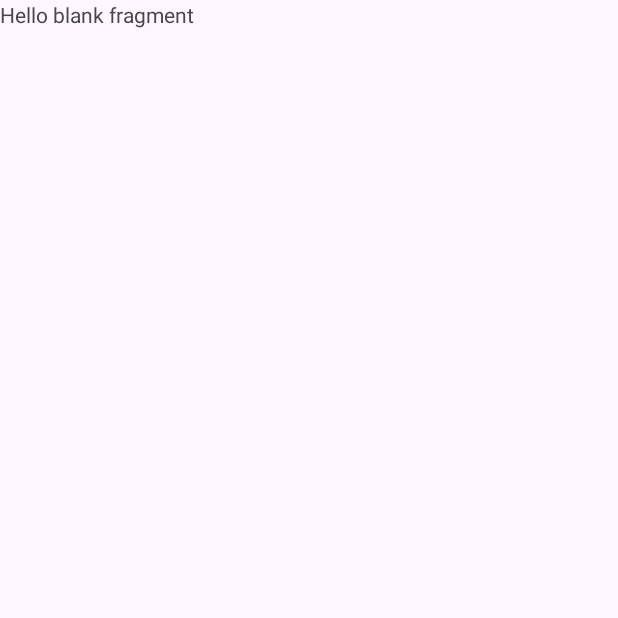
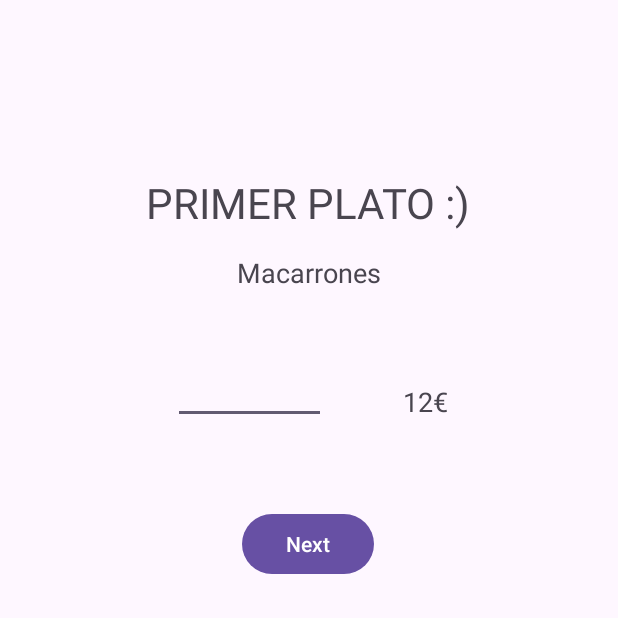
Before and after one commit to ppulidoc/platsVMi_livedata_i_sharedVM, an Android app: the screen it shows after launch (MainActivity), on a phone screen of 412 x 824 dp, the top half of it. Before the commit the part shown is almost empty. Run offline under Robolectric (Android 15) with nearby library versions, the phone set to English and light mode, and no system bars; our stand-ins replace data binding.

Commit message:
Primer fragment vista feta

```diff
--- a/app/build.gradle.kts
+++ b/app/build.gradle.kts
@@ -5,7 +5,7 @@ plugins {
 
 android {
     namespace = "com.example.platsvmi_livedata_i_sharedvm"
-    compileSdk = 34
+    compileSdk = 35
 
     defaultConfig {
         applicationId = "com.example.platsvmi_livedata_i_sharedvm"
--- a/app/src/main/res/layout/fragment_primer_plat.xml
+++ b/app/src/main/res/layout/fragment_primer_plat.xml
@@ -1,16 +1,77 @@
 <?xml version="1.0" encoding="utf-8"?>
-<layout>
-<FrameLayout xmlns:android="http://schemas.android.com/apk/res/android"
-    xmlns:tools="http://schemas.android.com/tools"
-    android:layout_width="match_parent"
-    android:layout_height="match_parent"
-    tools:context=".PrimerPlatFragment">
+<layout xmlns:android="http://schemas.android.com/apk/res/android"
+    xmlns:app="http://schemas.android.com/apk/res-auto"
+    xmlns:tools="http://schemas.android.com/tools">
 
-    <!-- TODO: Update blank fragment layout -->
-    <TextView
+    <androidx.constraintlayout.widget.ConstraintLayout
+        android:id="@+id/viewContainer"
         android:layout_width="match_parent"
         android:layout_height="match_parent"
-        android:text="@string/hello_blank_fragment" />
+        tools:context=".PrimerFragment">
 
-</FrameLayout>
+
+        <TextView
+            android:id="@+id/textView"
+            android:layout_width="298dp"
+            android:layout_height="41dp"
+            android:layout_marginTop="116dp"
+            android:text="PRIMER PLATO :)"
+            android:textAlignment="center"
+            android:textSize="28dp"
+            app:layout_constraintEnd_toEndOf="parent"
+            app:layout_constraintHorizontal_bias="0.495"
+            app:layout_constraintStart_toStartOf="parent"
+            app:layout_constraintTop_toTopOf="parent" />
+
+        <TextView
+            android:id="@+id/textView2"
+            android:layout_width="180dp"
+            android:layout_height="30dp"
+            android:layout_marginTop="12dp"
+            android:text="Macarrones"
+            android:textAlignment="center"
+            android:textSize="18dp"
+            app:layout_constraintEnd_toEndOf="parent"
+            app:layout_constraintHorizontal_bias="0.497"
+            app:layout_constraintStart_toStartOf="parent"
+            app:layout_constraintTop_toBottomOf="@+id/textView" />
+
+        <EditText
+            android:id="@+id/cantidadTextPlato1"
+            android:layout_width="102dp"
+            android:layout_height="43dp"
+            android:layout_marginTop="40dp"
+            android:ems="10"
+            android:inputType="text"
+            android:text=""
+            app:layout_constraintEnd_toEndOf="parent"
+            app:layout_constraintHorizontal_bias="0.372"
+            app:layout_constraintStart_toStartOf="parent"
+            app:layout_constraintTop_toBottomOf="@+id/textView2" />
+
+        <TextView
+            android:id="@+id/textView3"
+            android:layout_width="46dp"
+            android:layout_height="27dp"
+            android:layout_marginTop="56dp"
+            android:text="12€"
+            android:textAlignment="center"
+            android:textSize="18dp"
+            app:layout_constraintEnd_toEndOf="parent"
+            app:layout_constraintHorizontal_bias="0.712"
+            app:layout_constraintStart_toStartOf="parent"
+            app:layout_constraintTop_toBottomOf="@+id/textView2" />
+
+        <Button
+            android:id="@+id/button"
+            android:layout_width="wrap_content"
+            android:layout_height="wrap_content"
+            android:layout_marginTop="56dp"
+            android:text="Next"
+            app:layout_constraintEnd_toEndOf="parent"
+            app:layout_constraintHorizontal_bias="0.498"
+            app:layout_constraintStart_toStartOf="parent"
+            app:layout_constraintTop_toBottomOf="@+id/cantidadTextPlato1" />
+
+    </androidx.constraintlayout.widget.ConstraintLayout>
 </layout>
--- a/app/src/main/res/layout/fragment_total.xml
+++ b/app/src/main/res/layout/fragment_total.xml
@@ -1,16 +1,15 @@
 <?xml version="1.0" encoding="utf-8"?>
-<layout>
-<FrameLayout xmlns:android="http://schemas.android.com/apk/res/android"
-    xmlns:tools="http://schemas.android.com/tools"
-    android:layout_width="match_parent"
-    android:layout_height="match_parent"
-    tools:context=".TotalFragment">
+<layout xmlns:android="http://schemas.android.com/apk/res/android"
+    xmlns:app="http://schemas.android.com/apk/res-auto"
+    xmlns:tools="http://schemas.android.com/tools">
 
-    <!-- TODO: Update blank fragment layout -->
-    <TextView
+    <androidx.constraintlayout.widget.ConstraintLayout
+        android:id="@+id/viewContainer"
         android:layout_width="match_parent"
         android:layout_height="match_parent"
-        android:text="@string/hello_blank_fragment" />
+        tools:context=".TotalFragment">
 
-</FrameLayout>
+
+
+    </androidx.constraintlayout.widget.ConstraintLayout>
 </layout>
```
